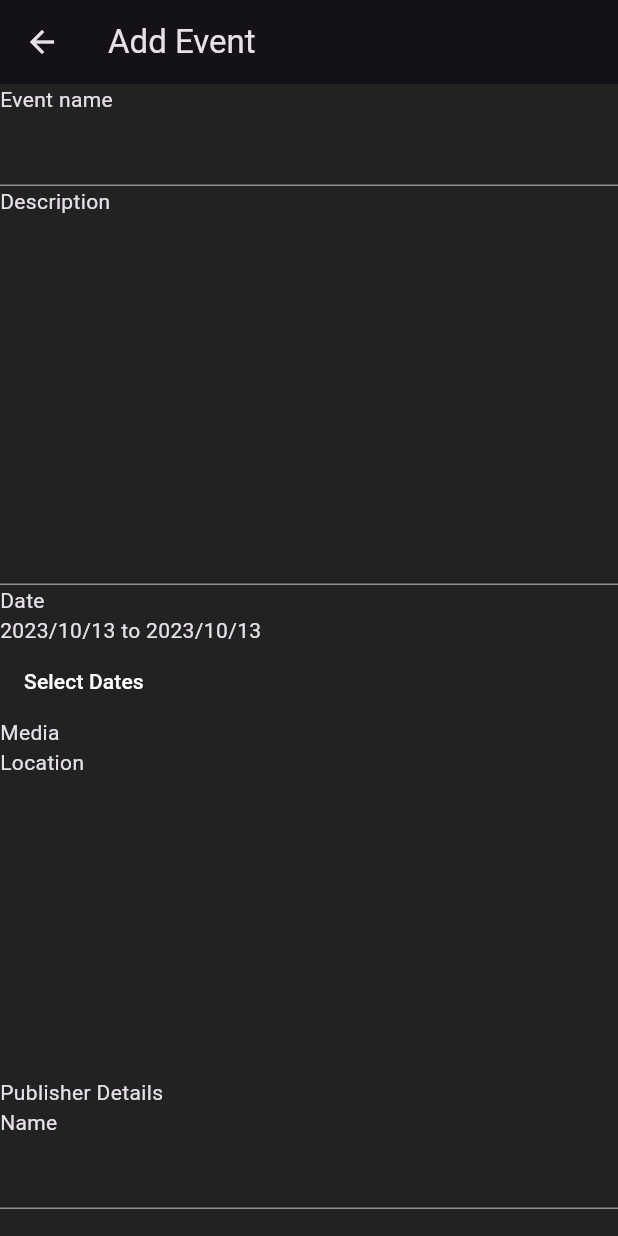
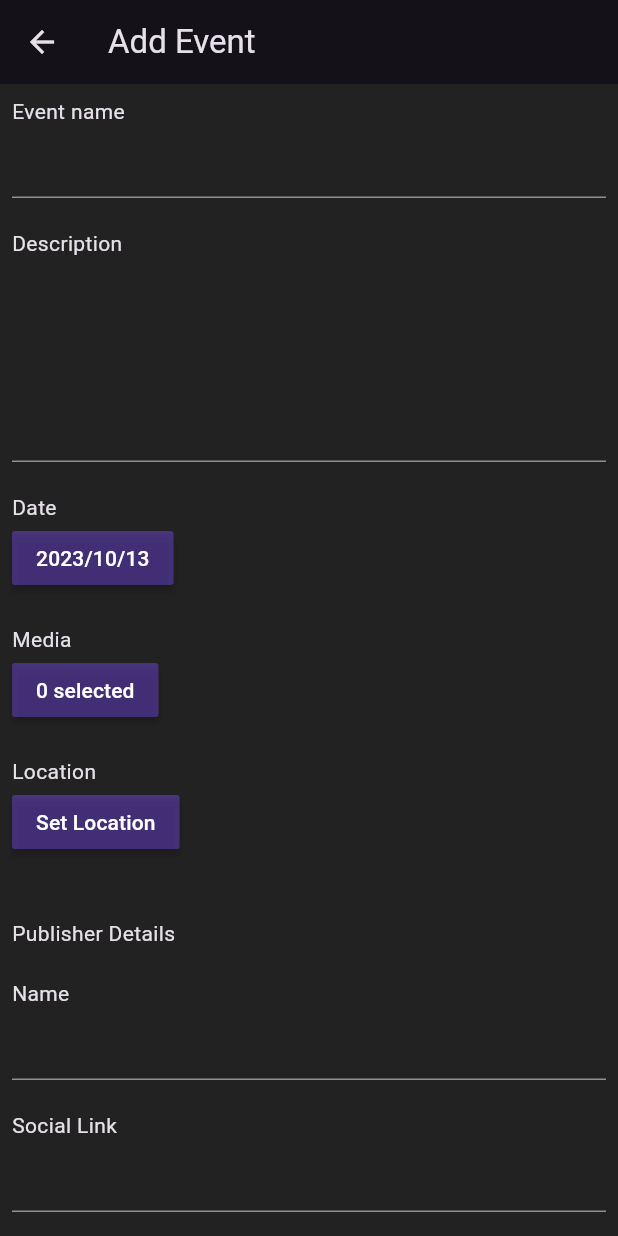
Before and after one commit to DinukaGayashan/Festiva, a Flutter app: the AddEvent screen opened by its route, on a phone screen of 412 x 824 dp. Run offline on Flutter 3.47's test engine with Material 2 defaults, Android fonts, the phone set to English and light mode, and no system bars; missing offline and left inert: gallery_picker, open_street_map_search_and_pick; Roboto replaces fonts that are missing (NotoSans).

Commit message:
complete add event page

```diff
--- a/lib/presentation/add_event.dart
+++ b/lib/presentation/add_event.dart
@@ -1,5 +1,7 @@
+import 'package:festiva/utility/constants.dart';
 import 'package:flutter/material.dart';
-import 'package:google_maps_flutter/google_maps_flutter.dart';
+import 'package:open_street_map_search_and_pick/open_street_map_search_and_pick.dart';
+import 'package:gallery_picker/gallery_picker.dart';
 
 class AddEvent extends StatefulWidget {
   const AddEvent({super.key});
@@ -10,8 +12,11 @@ class AddEvent extends StatefulWidget {
 }
 
 class _AddEventState extends State<AddEvent> {
-  DateTimeRange range =
-      DateTimeRange(start: DateTime.now(), end: DateTime.now());
+  late String eventName = '', description = '';
+  DateTime date = DateTime.now();
+  List<MediaFile>? media;
+  late LatLong? location;
+  late String publisherName = '', publisherLink = '';
 
   @override
   Widget build(BuildContext context) {
@@ -20,45 +25,100 @@ class _AddEventState extends State<AddEvent> {
         title: const Text('Add Event'),
       ),
       body: SingleChildScrollView(
+        child: Padding(
+          padding: const EdgeInsets.all(8.0),
           child: Column(
             crossAxisAlignment: CrossAxisAlignment.start,
             children: [
               const Text('Event name'),
               TextField(
-              style: const TextStyle(
-                fontSize: 20,
+                onChanged: (value) {
+                  eventName = value;
+                },
               ),
-              onTap: (() {}),
-              onChanged: (value) {},
+              const SizedBox(
+                height: 20,
               ),
               const Text('Description'),
               TextField(
-              maxLines: 100000,
-              minLines: 10,
-              style: const TextStyle(
-                fontSize: 15,
+                maxLines: 1000,
+                minLines: 5,
+                onChanged: (value) {
+                  description = value;
+                },
               ),
-              onTap: (() {}),
-              onChanged: (value) {},
+              const SizedBox(
+                height: 20,
               ),
               const Text('Date'),
-            Text(
-                '${range.start.year}/${range.start.month}/${range.start.day} to ${range.end.year}/${range.end.month}/${range.end.day}'),
               MaterialButton(
-                child: const Text('Select Dates'),
+                color: kAccentColor2,
                 onPressed: () {
                   showDatePicker(
                     context: context,
                     firstDate: DateTime.now(),
                     lastDate: DateTime(3000),
-                      initialDate: DateTime.now()
+                    initialDate: DateTime.now(),
+                  ).then((selectedDate) {
+                    if (selectedDate != null) {
+                      date = DateTime(selectedDate.year, selectedDate.month,
+                          selectedDate.day);
+                    }
+                  });
+                  setState(() {
+                    date;
+                  });
+                },
+                child: Text('${date.year}/${date.month}/${date.day}'),
+              ),
+              const SizedBox(
+                height: 20,
+              ),
+              const Text('Media'),
+              MaterialButton(
+                color: kAccentColor2,
+                child: Text(media?.length != null
+                    ? '${media?.length} selected'
+                    : '0 selected'),
+                onPressed: () async {
+                  media = await GalleryPicker.pickMedia(context: context);
+                  setState(() {
+                    media;
+                  });
+                },
+              ),
+              const SizedBox(
+                height: 20,
+              ),
+              const Text('Location'),
+              MaterialButton(
+                color: kAccentColor2,
+                child: const Text('Set Location'),
+                onPressed: () {
+                  showDialog(
+                    context: context,
+                    builder: (BuildContext context) {
+                      return AlertDialog(
+                        content: SizedBox(
+                          height: MediaQuery.of(context).size.height,
+                          width: MediaQuery.of(context).size.width,
+                          child: OpenStreetMapSearchAndPick(
+                            center: const LatLong(6.927079, 79.861244),
+                            buttonColor: kBackgroundColor,
+                            buttonText: 'Set Location',
+                            onPicked: (pickedData) {
+                              location = pickedData.latLong;
+                              Navigator.of(context).pop();
+                            },
+                          ),
+                        ),
                       );
-                }),
-            const Text('Media'),
-
-            const Text('Location'),
-            SizedBox(
-              height: 200,
+                    },
+                  );
+                },
+              ),
+              // SizedBox(
+              //   height: 200,
               // child: GoogleMap(
               //   initialCameraPosition: const CameraPosition(
               //     target: LatLng(-33.86, 151.20),
@@ -71,17 +131,51 @@ class _AddEventState extends State<AddEvent> {
               //     )
               //   },
               // ),
+              // ),
+              const SizedBox(
+                height: 40,
               ),
               const Text('Publisher Details'),
+              const SizedBox(
+                height: 20,
+              ),
               const Text('Name'),
               TextField(
-              style: const TextStyle(
-                fontSize: 10,
+                onChanged: (value) {
+                  publisherName = value;
+                },
               ),
-              onTap: (() {}),
-              onChanged: (value) {},
+              const SizedBox(
+                height: 20,
+              ),
+              const Text('Social Link'),
+              TextField(
+                onChanged: (value) {
+                  publisherLink = value;
+                },
+              ),
+              const SizedBox(
+                height: 40,
+              ),
+              MaterialButton(
+                color: kAccentColor1,
+                onPressed: () {
+                  if (eventName.isEmpty || description.isEmpty) {
+                    ScaffoldMessenger.of(context).showSnackBar(const SnackBar(
+                        content: Text('Please add necessary event details.')));
+                  } else if (publisherName.isEmpty || publisherLink.isEmpty) {
+                    ScaffoldMessenger.of(context).showSnackBar(const SnackBar(
+                        content: Text('Please add necessary user details.')));
+                  } else {
+                    print(date);
+                    print(media?.length);
+                    print(location);
+                  }
+                },
+                child: const Text('           Add event            '),
               ),
             ],
+          ),
         ),
       ),
     );
--- a/pubspec.yaml
+++ b/pubspec.yaml
@@ -35,7 +35,10 @@ dependencies:
   # The following adds the Cupertino Icons font to your application.
   # Use with the CupertinoIcons class for iOS style icons.
   cupertino_icons: ^1.0.2
+  geolocator: ^10.1.0
   google_maps_flutter: ^2.3.0
+  open_street_map_search_and_pick: ^0.1.0
+  gallery_picker: ^0.4.8
 
 dev_dependencies:
   flutter_test:
```
Also changed, not shown: lib/utility/constants.dart (+2 -9 lines), pubspec.lock, 2 other files. Lines whose indentation alone changed are shown as unchanged.
